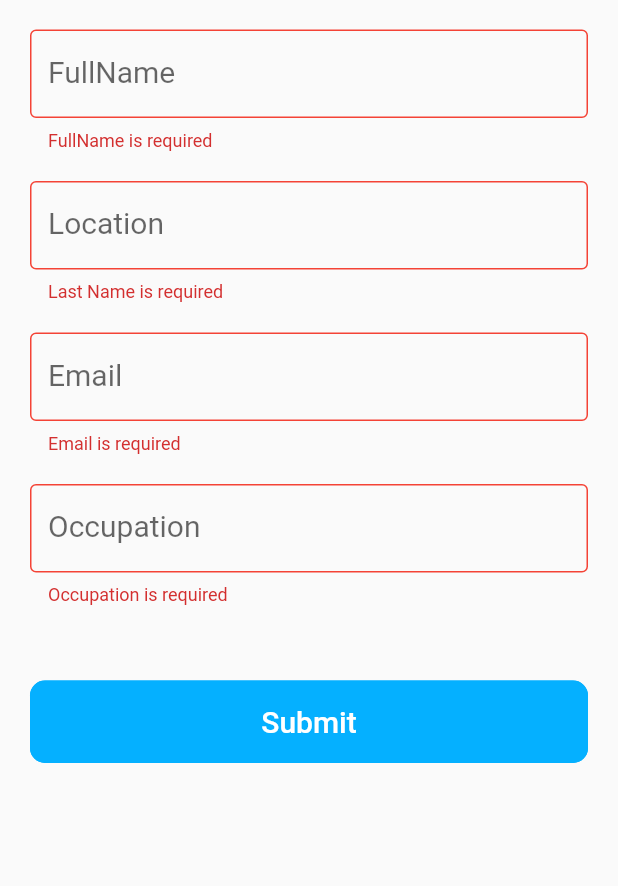
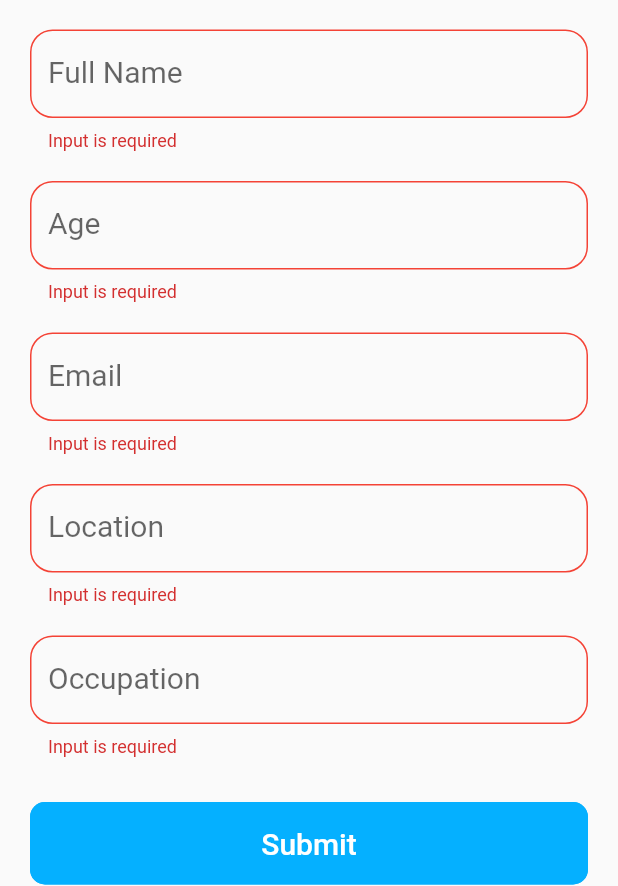
Before and after one commit to kenziematch/formApp, a Flutter app: the screen it shows after launch, after a tap on "Submit", on a phone screen of 412 x 824 dp, the part 350-1236 px from its top. Run offline on Flutter 3.47's test engine with Material 2 defaults, Android fonts, the phone set to English and light mode, and no system bars.

```diff
--- /dev/null
+++ b/lib/components/reuseableTextFormField.dart
@@ -0,0 +1,56 @@
+import 'package:flutter/material.dart';
+import 'package:input_form_user/utilities/constants.dart';
+
+class ReuseableTextFormField extends StatelessWidget {
+  const ReuseableTextFormField({
+    required this.controller,
+    required this.keyboardType,
+    required this.hintText,
+    required this.labelText,
+  });
+
+  final TextEditingController controller;
+  final String hintText;
+  final String labelText;
+  final TextInputType keyboardType;
+
+  @override
+  Widget build(BuildContext context) {
+    return TextFormField(
+      controller: controller,
+      keyboardType: keyboardType,
+      decoration: InputDecoration(
+        hintText: hintText,
+        labelText: labelText,
+        labelStyle: kLabelTextStyle,
+        focusedBorder: OutlineInputBorder(
+          borderSide: BorderSide(
+            width: 2.0,
+            color: Color(0xFF05B0FF),
+          ),
+          borderRadius: BorderRadius.circular(15.0),
+        ),
+        enabledBorder: OutlineInputBorder(
+          borderSide: BorderSide(
+            width: 2.0,
+            color: Color(0xFF05B0FF),
+          ),
+          borderRadius: BorderRadius.circular(15.0),
+        ),
+        errorBorder: OutlineInputBorder(
+          borderSide: BorderSide(color: Colors.red),
+          borderRadius: BorderRadius.circular(15.0),
+        ),
+        focusedErrorBorder: OutlineInputBorder(
+          borderSide: BorderSide(color: Colors.red),
+          borderRadius: BorderRadius.circular(15.0),
+        ),
+      ),
+      validator: (String? value) {
+        if (value!.isEmpty) {
+          return 'Input is required';
+        }
+      },
+    );
+  }
+}
--- a/lib/input_page.dart
+++ /dev/null
@@ -1,224 +0,0 @@
-import 'package:flutter/material.dart';
-import 'package:input_form_user/show_display_sreen.dart';
-
-
-class HomePage extends StatelessWidget {
-  const HomePage({Key? key}) : super(key: key);
-
-  @override
-  Widget build(BuildContext context) {
-    String? firstNameValue;
-    final fullName = TextEditingController();
-    final location = TextEditingController();
-    final email = TextEditingController();
-    final occupation = TextEditingController();
-    final formKey = GlobalKey<FormState>();
-    return Scaffold(
-      body: SafeArea(
-        child: SingleChildScrollView(
-          child: Container(
-            padding: const EdgeInsets.fromLTRB(20.0, 30.0, 20.0, 20.0),
-            child: Form(
-              key: formKey,
-              child: Column(
-                mainAxisAlignment: MainAxisAlignment.spaceBetween,
-                children: [
-                  Center(
-                    child: CircleAvatar(backgroundImage :  AssetImage('images/hng-logo.jpeg',),
-                    radius: 70,),
-                  ),
-                  const SizedBox(height: 40.0),
-                  Text(
-                    'Form Of Interest',
-                    style: TextStyle(
-                      color: Colors.black,
-                      fontSize: 20.0, fontWeight: FontWeight.bold,
-                    ),
-                  ),
-                  const SizedBox(height: 20.0),
-                  TextFormField(
-                    controller: fullName,
-                    keyboardType: TextInputType.text,
-                    decoration: InputDecoration(
-                      hintText: 'First and Last Name',
-                      labelText: "FullName", labelStyle: TextStyle(fontSize: 20),
-                      focusedBorder: OutlineInputBorder(
-                        borderSide: BorderSide(
-                          width: 2.0,
-                          color: Color(0xFF05B0FF),
-                        ),
-                        borderRadius: BorderRadius.circular(15.0),
-                      ),
-                      enabledBorder: OutlineInputBorder(
-                        borderSide: BorderSide(
-                          width: 2.0,
-                          color: Color(0xFF05B0FF),
-                        ),
-                        borderRadius: BorderRadius.circular(15.0),
-                      ),
-                      errorBorder: OutlineInputBorder(
-                        borderSide: BorderSide(color: Colors.red),
-                      ),
-                      focusedErrorBorder: OutlineInputBorder(
-                        borderSide: BorderSide(color: Colors.red),
-                      ),
-                    ),
-                    validator: (String? value) {
-                      if (value!.isEmpty) {
-                        return 'FullName is required';
-                      }
-                    },
-                  ),
-                  const SizedBox(height: 20.0),
-                  TextFormField(
-                    controller: location,
-                    keyboardType: TextInputType.text,
-                    decoration: InputDecoration(
-                      hintText: 'Current Location',
-                      labelText: "Location", labelStyle: TextStyle(fontSize: 20),
-                      focusedBorder: OutlineInputBorder(
-                        borderSide: BorderSide(
-                          width: 2.0,
-                          color: Color(0xFF05B0FF),
-                        ),
-                        borderRadius: BorderRadius.circular(15.0),
-                      ),
-                      enabledBorder: OutlineInputBorder(
-                        borderSide: BorderSide(
-                          width: 2.0,
-                          color: Color(0xFF05B0FF),
-                        ),
-                        borderRadius: BorderRadius.circular(15.0),
-                      ),
-                      errorBorder: OutlineInputBorder(
-                        borderSide: BorderSide(color: Colors.red),
-                      ),
-                      focusedErrorBorder: OutlineInputBorder(
-                        borderSide: BorderSide(color: Colors.red),
-                      ),
-                    ),
-                    validator: (String? value) {
-                      if (value!.isEmpty) {
-                        return 'Last Name is required';
-                      }
-                    },
-                  ),
-                  const SizedBox(height: 20.0),
-                  TextFormField(
-                    controller: email,
-                    keyboardType: TextInputType.emailAddress,
-                    decoration: InputDecoration(
-                      hintText: 'Email',
-                      labelText: "Email", labelStyle: TextStyle(fontSize: 20),
-                      focusedBorder: OutlineInputBorder(
-                        borderSide: BorderSide(
-                          width: 2.0,
-                          color: Color(0xFF05B0FF),
-                        ),
-                        borderRadius: BorderRadius.circular(15.0),
-                      ),
-                      enabledBorder: OutlineInputBorder(
-                        borderSide: BorderSide(
-                          width: 2.0,
-                          color: Color(0xFF05B0FF),
-                        ),
-                        borderRadius: BorderRadius.circular(15.0),
-                      ),
-                      errorBorder: OutlineInputBorder(
-                        borderSide: BorderSide(color: Colors.red),
-                      ),
-                      focusedErrorBorder: OutlineInputBorder(
-                        borderSide: BorderSide(color: Colors.red),
-                      ),
-                    ),
-                    validator: (String? value) {
-                      if (value!.isEmpty) {
-                        return 'Email is required';
-                      }
-                    },
-                  ),
-                  const SizedBox(height: 20.0),
-                  TextFormField(
-                    controller: occupation,
-                    keyboardType: TextInputType.text,
-                    decoration: InputDecoration(
-                      hintText: 'Occupation',
-                      labelText: "Occupation", labelStyle: TextStyle(fontSize: 20),
-                      focusedBorder: OutlineInputBorder(
-                        borderSide: BorderSide(
-                          width: 2.0,
-                          color: Color(0xFF05B0FF),
-                        ),
-                        borderRadius: BorderRadius.circular(15.0),
-                      ),
-                      enabledBorder: OutlineInputBorder(
-                        borderSide: BorderSide(
-                          width: 2.0,
-                          color: Color(0xFF05B0FF),
-                        ),
-                        borderRadius: BorderRadius.circular(15.0),
-                      ),
-                      errorBorder: OutlineInputBorder(
-                        borderSide: BorderSide(color: Colors.red),
-                      ),
-                      focusedErrorBorder: OutlineInputBorder(
-                        borderSide: BorderSide(color: Colors.red),
-                      ),
-                    ),
-                    validator: (String? value) {
-                      if (value!.isEmpty) {
-                        return 'Occupation is required';
-                      }
-                    },
-                  ),
-                  const SizedBox(height: 50.0),
-                  Column(
-                    crossAxisAlignment: CrossAxisAlignment.stretch,
-                    children: [
-                      TextButton(
-                        style: TextButton.styleFrom(
-                          backgroundColor: Color(0xFF05B0FF),
-                          shape: RoundedRectangleBorder(
-                            borderRadius: BorderRadius.circular(10.0),
-                            side: BorderSide(
-                              color: Color(0xFF05B0FF),
-                            ),
-                          ),
-                        ),
-                        child: Padding(
-                          padding: const EdgeInsets.all(8.0),
-                          child: Text(
-                            'Submit',
-                            style: TextStyle(
-                              color: Colors.white,
-                              fontSize: 20.0,
-                            ),
-                          ),
-                        ),
-                        onPressed: () {
-                          if (formKey.currentState!.validate()) {
-                            Navigator.push(
-                              context,
-                              MaterialPageRoute(
-                                builder: (context) => DisplayDetailsScreen(
-                                  fullName: fullName.text,
-                                  location: location.text,
-                                  email: email.text,
-                                  occupation: occupation.text,
-                                ),
-                              ),
-                            );
-                          }
-                        },
-                      ),
-                    ],
-                  )
-                ],
-              ),
-            ),
-          ),
-        ),
-      ),
-    );
-  }
-}
--- a/lib/main.dart
+++ b/lib/main.dart
@@ -1,5 +1,5 @@
 import 'package:flutter/material.dart';
-import 'input_page.dart';
+import 'screens/input_page.dart';
 
 void main() {
   runApp(MyApp());
--- /dev/null
+++ b/lib/screens/input_page.dart
@@ -0,0 +1,155 @@
+import 'package:flutter/material.dart';
+import 'package:input_form_user/components/reuseableTextFormField.dart';
+import 'package:input_form_user/screens/show_display_sreen.dart';
+import 'package:input_form_user/utilities/constants.dart';
+
+class HomePage extends StatelessWidget {
+  const HomePage({Key? key}) : super(key: key);
+
+  @override
+  Widget build(BuildContext context) {
+    String? firstNameValue;
+    final fullName = TextEditingController();
+    final location = TextEditingController();
+    final email = TextEditingController();
+    final occupation = TextEditingController();
+    final age = TextEditingController();
+    final formKey = GlobalKey<FormState>();
+    return Scaffold(
+      body: SafeArea(
+        child: SingleChildScrollView(
+          child: Container(
+            padding: const EdgeInsets.fromLTRB(20.0, 30.0, 20.0, 20.0),
+            child: Form(
+              key: formKey,
+              child: Column(
+                mainAxisAlignment: MainAxisAlignment.spaceBetween,
+                children: [
+                  Center(
+                    child: CircleAvatar(
+                      backgroundImage: AssetImage(
+                        'images/hng-logo.jpeg',
+                      ),
+                      radius: 70,
+                    ),
+                  ),
+                  const SizedBox(height: 40.0),
+                  Text(
+                    'Form Of Interest',
+                    style: kTitleTextStyle,
+                  ),
+                  const SizedBox(height: 20.0),
+                  ReuseableTextFormField(
+                    controller: fullName,
+                    hintText: 'first and last name',
+                    labelText: 'Full Name',
+                    keyboardType: TextInputType.text,
+                  ),
+                  const SizedBox(height: 20.0),
+                  ReuseableTextFormField(
+                    controller: age,
+                    hintText: 'how old are you?',
+                    labelText: 'Age',
+                    keyboardType: TextInputType.number,
+                  ),
+                  const SizedBox(height: 20.0),
+                  ReuseableTextFormField(
+                    controller: email,
+                    hintText: 'email address',
+                    labelText: 'Email',
+                    keyboardType: TextInputType.emailAddress,
+                  ),
+                  const SizedBox(height: 20.0),
+            ReuseableTextFormField(
+              controller: location,
+              hintText: 'current location',
+              labelText: 'Location',
+              keyboardType: TextInputType.text,
+            ),
+                  const SizedBox(height: 20.0),
+                  ReuseableTextFormField(
+                    controller: occupation,
+                    hintText: 'what do you do',
+                    labelText: 'Occupation',
+                    keyboardType: TextInputType.text,
+                  ),
+                  const SizedBox(height: 30.0),
+                  Column(
+                    crossAxisAlignment: CrossAxisAlignment.stretch,
+                    children: [
+                      TextButton(
+                        style: TextButton.styleFrom(
+                          backgroundColor: Color(0xFF05B0FF),
+                          shape: RoundedRectangleBorder(
+                            borderRadius: BorderRadius.circular(10.0),
+                            side: BorderSide(
+                              color: Color(0xFF05B0FF),
+                            ),
+                          ),
+                        ),
+                        child: Padding(
+                          padding: const EdgeInsets.all(8.0),
+                          child: Text(
+                            'Submit',
+                            style: kButtonStyle,
+                          ),
+                        ),
+                        onPressed: () {
+                          if (formKey.currentState!.validate()) {
+                            Navigator.push(
+                              context,
+                              MaterialPageRoute(
+                                builder: (context) => DisplayDetailsScreen(
+                                  fullName: fullName.text,
+                                  age: age.text.toString(),
+                                  location: location.text,
+                                  email: email.text,
+                                  occupation: occupation.text,
+                                ),
+                              ),
+                            );
+                          }
+
+                        },
+                      ),
+                      // SizedBox(
+                      //   height: 30,
+                      // ),
+                      // Text(
+                      //   'Sponsored by:',
+                      //   style: TextStyle(fontWeight: FontWeight.bold),
+                      // ),
+                      // SizedBox(
+                      //   height: 8.0,
+                      // ),
+                      // Row(
+                      //   mainAxisAlignment: MainAxisAlignment.spaceAround,
+                      //   children: [
+                      //     Expanded(
+                      //         flex: 3,
+                      //         child: Image.asset('images/download.png')),
+                      //     SizedBox(
+                      //       width: 10,
+                      //     ),
+                      //     Expanded(
+                      //         flex: 3,
+                      //         child: Image.asset('images/14g-logo.png')),
+                      //     SizedBox(
+                      //       width: 10,
+                      //     ),
+                      //     Expanded(
+                      //         flex: 3,
+                      //         child: Image.asset('images/brand-logo.png')),
+                      //   ],
+                      // ),
+                    ],
+                  )
+                ],
+              ),
+            ),
+          ),
+        ),
+      ),
+    );
+  }
+}
--- /dev/null
+++ b/lib/screens/show_display_sreen.dart
@@ -0,0 +1,127 @@
+import 'package:flutter/material.dart';
+
+import 'input_page.dart';
+
+
+class DisplayDetailsScreen extends StatelessWidget {
+  final String fullName;
+  final String location;
+  final String email;
+  final String occupation;
+  final String  age;
+
+
+  DisplayDetailsScreen({
+    required this.fullName,
+    required this.location,
+    required this.email,
+    required this.occupation,
+    required this.age,
+  });
+
+  @override
+  Widget build(BuildContext context) {
+    return Scaffold(
+      body: SafeArea(
+        child: Container(
+          padding: const EdgeInsets.fromLTRB(20.0, 30.0, 20.0, 20.0),
+          child: SingleChildScrollView(
+            child: Container(
+              child: Column(
+                crossAxisAlignment: CrossAxisAlignment.start,
+                children: [
+                  Center(
+                    child: CircleAvatar(
+                      backgroundImage: AssetImage(
+                        'images/hng-logo.jpeg',
+                      ),
+                      radius: 70,
+                    ),
+                  ),
+                  const SizedBox(height: 40.0),
+                  Text(
+                    'Welcome $fullName, below are your details'.toUpperCase(),
+                    textAlign: TextAlign.center,
+                    style: TextStyle(
+                      color: Colors.black,
+                      fontSize: 20.0,
+                    ),
+                  ),
+                  SizedBox(height: 30),
+                  Text(
+                    'FullName: $fullName',
+                    style: TextStyle(
+                      color: Colors.black,
+                      fontSize: 20.0,
+                    ),
+                  ),
+                  const SizedBox(height: 20.0),
+                  Text(
+                    'Age: $age',
+                    style: TextStyle(
+                      color: Colors.black,
+                      fontSize: 20.0,
+                    ),
+                  ),
+                  const SizedBox(height: 20.0),
+                  Text(
+                    'Email: $email',
+                    style: TextStyle(
+                      color: Colors.black,
+                      fontSize: 20.0,
+                    ),
+                  ),
+                  const SizedBox(height: 20.0),
+                  Text(
+                    'Location: $location',
+                    style: TextStyle(
+                      color: Colors.black,
+                      fontSize: 20.0,
+                    ),
+                  ),
+                  const SizedBox(height: 20.0),
+                  Text(
+                    'Occupation: $occupation',
+                    style: TextStyle(
+                      color: Colors.black,
+                      fontSize: 20.0,
+                    ),
+                  ),
+                  const SizedBox(height: 50.0),
+                  TextButton(
+                      style: TextButton.styleFrom(
+                        backgroundColor: Color(0xFF05B0FF),
+                        shape: RoundedRectangleBorder(
+                          borderRadius: BorderRadius.circular(10.0),
+                          side: BorderSide(
+                            color: Color(0xFF05B0FF),
+                          ),
+                        ),
+                      ),
+                      child: Padding(
+                        padding: const EdgeInsets.all(8.0),
+                        child: Text(
+                          'Go back home page',
+                          style: TextStyle(
+                            color: Colors.white,
+                            fontSize: 20.0,
+                          ),
+                        ),
+                      ),
+                      onPressed: () {
+                        Navigator.push(
+                          context,
+                          MaterialPageRoute(
+                            builder: (context) => HomePage(),
+                          ),
+                        );
+                      }),
+                ],
+              ),
+            ),
+          ),
+        ),
+      ),
+    );
+  }
+}
--- a/lib/show_display_sreen.dart
+++ /dev/null
@@ -1,106 +0,0 @@
-import 'package:flutter/material.dart';
-
-import 'input_page.dart';
-
-
-class DisplayDetailsScreen extends StatelessWidget {
-  final String? fullName;
-  final String? location;
-  final String? email;
-  final String? occupation;
-
-  DisplayDetailsScreen({
-    required this.fullName,
-    required this.location,
-    required this.email,
-    required this.occupation,
-  });
-
-  @override
-  Widget build(BuildContext context) {
-    return Scaffold(
-      body: SafeArea(
-        child: Container(
-          padding: const EdgeInsets.fromLTRB(20.0, 30.0, 20.0, 20.0),
-          child: Column(
-            crossAxisAlignment: CrossAxisAlignment.start,
-            children: [
-              CircleAvatar(backgroundImage :  AssetImage('images/hng-logo.jpeg',),
-                radius: 70,),
-              const SizedBox(height: 40.0),
-              Text(
-                'Welcome $fullName, below are your details'.toUpperCase(),
-                textAlign: TextAlign.center,
-                style: TextStyle(
-                  color: Colors.black,
-                  fontSize: 20.0,
-                ),
-              ),
-              SizedBox(height: 30),
-              Text(
-                'FullName: $fullName',
-                style: TextStyle(
-                  color: Colors.black,
-                  fontSize: 20.0,
-                ),
-              ),
-              const SizedBox(height: 20.0),
-              Text(
-                'Location: $location',
-                style: TextStyle(
-                  color: Colors.black,
-                  fontSize: 20.0,
-                ),
-              ),
-              const SizedBox(height: 20.0),
-              Text(
-                'Email: $email',
-                style: TextStyle(
-                  color: Colors.black,
-                  fontSize: 20.0,
-                ),
-              ),
-              const SizedBox(height: 20.0),
-              Text(
-                'Occupation: $occupation',
-                style: TextStyle(
-                  color: Colors.black,
-                  fontSize: 20.0,
-                ),
-              ),
-              const SizedBox(height: 50.0),
-              TextButton(
-                  style: TextButton.styleFrom(
-                    backgroundColor: Color(0xFF05B0FF),
-                    shape: RoundedRectangleBorder(
-                      borderRadius: BorderRadius.circular(10.0),
-                      side: BorderSide(
-                        color: Color(0xFF05B0FF),
-                      ),
-                    ),
-                  ),
-                  child: Padding(
-                    padding: const EdgeInsets.all(8.0),
-                    child: Text(
-                      'Go back home page',
-                      style: TextStyle(
-                        color: Colors.white,
-                        fontSize: 20.0,
-                      ),
-                    ),
-                  ),
-                  onPressed: () {
-                    Navigator.push(
-                      context,
-                      MaterialPageRoute(
-                        builder: (context) => HomePage(),
-                      ),
-                    );
-                  }),
-            ],
-          ),
-        ),
-      ),
-    );
-  }
-}
--- /dev/null
+++ b/lib/utilities/constants.dart
@@ -0,0 +1,11 @@
+import 'package:flutter/material.dart';
+
+const kTitleTextStyle = TextStyle(
+  color: Colors.black,
+  fontSize: 20.0, fontWeight: FontWeight.bold,
+);
+const kLabelTextStyle = TextStyle(fontSize: 20);
+const kButtonStyle = TextStyle(
+  color: Colors.white,
+  fontSize: 20.0,
+);
```
Also changed, not shown: images/14g-logo.png (added), images/brand-logo.png (added), images/download.png (added), images/hng.png (added), lib/complusoryTask/name.dart (renamed from lib/name.dart), 13 other files.
